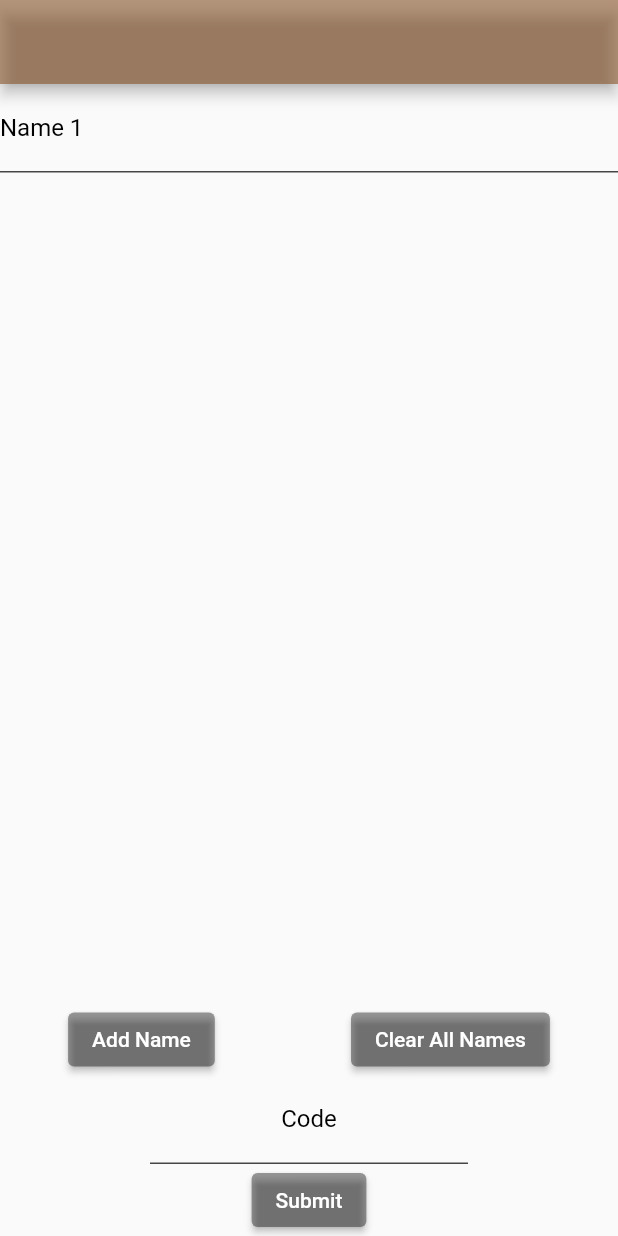
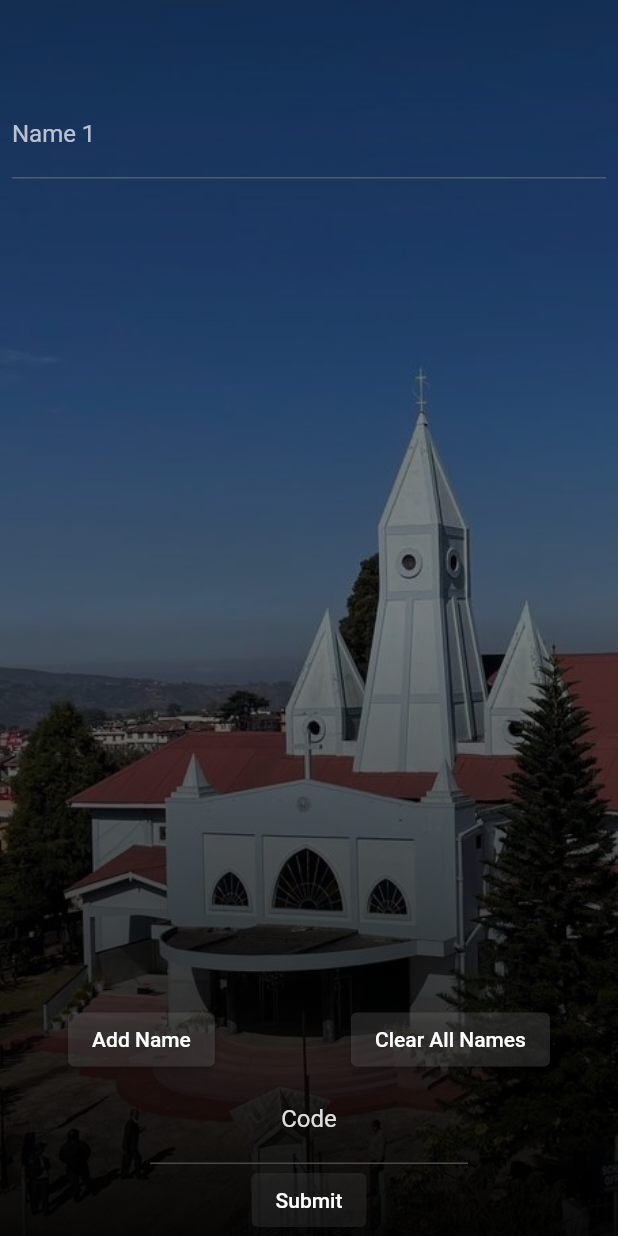
Before and after one commit to aceviper404/voting-app, a Flutter app: the screen it shows after launch, on a phone screen of 412 x 824 dp. Run offline on Flutter 3.47's test engine with Material 2 defaults, Android fonts, the phone set to English and light mode, and no system bars; our stand-ins replace shared_preferences.

Commit message:
added background image and improved UI

```diff
--- a/lib/main.dart
+++ b/lib/main.dart
@@ -13,6 +13,7 @@ class MyApp extends StatelessWidget {
   Widget build(BuildContext context) {
     return MaterialApp(
       // title: 'Voting App',
+      debugShowCheckedModeBanner: false,
       theme: ThemeData(
           primaryColor: Colors.white,
           inputDecorationTheme: const InputDecorationTheme(
@@ -122,9 +123,13 @@ class _HomePageState extends State<HomePage> {
 
   @override
   Widget build(BuildContext context) {
-    return Scaffold(
+    return BackgroundImageWidget(
+      image: const AssetImage('assets/image1.jpeg'),
+      child: Scaffold(
+        backgroundColor: Colors.transparent,
         appBar: AppBar(
-        backgroundColor: Color.fromARGB(144, 131, 77, 33),
+          backgroundColor: Colors.transparent,
+          elevation: 0,
         ),
         body: Form(
           key: _formKey,
@@ -137,17 +142,21 @@ class _HomePageState extends State<HomePage> {
                     return Row(
                       children: [
                         Expanded(
+                          child: Padding(
+                            padding: const EdgeInsets.fromLTRB(8, 4, 8, 4),
                             child: TextFormField(
+                              style: TextStyle(color: Color.fromARGB(213, 255, 255, 255)),
                               controller: _nameControllers[index],
                               decoration: InputDecoration(
                                 labelText: 'Name ${index + 1}',
+                                labelStyle: const TextStyle(color: Colors.white70),
                                 enabledBorder: const UnderlineInputBorder(
                                   borderSide: BorderSide(
-                                  color: Color.fromARGB(255, 70, 70, 70)),
+                                      color: Color.fromARGB(255, 78, 96, 99)),
                                 ),
                                 focusedBorder: const UnderlineInputBorder(
                                   borderSide: BorderSide(
-                                  color: Color.fromARGB(255, 112, 112, 112)),
+                                      color: Color.fromARGB(255, 158, 158, 158)),
                                 ),
                               ),
                               onChanged: (value) {
@@ -164,9 +173,11 @@ class _HomePageState extends State<HomePage> {
                               },
                             ),
                           ),
+                        ),
                         if (index > 0)
                           IconButton(
                             icon: const Icon(Icons.close),
+                            color: Color.fromARGB(70, 180, 180, 180),
                             onPressed: () {
                               // Remove the name controller from the list
                               _saveData();
@@ -190,11 +201,13 @@ class _HomePageState extends State<HomePage> {
                         _nameControllers.add(TextEditingController());
                       });
                     },
-                  style: ElevatedButton.styleFrom(backgroundColor: Colors.black38),
+                    style: ElevatedButton.styleFrom(
+                        backgroundColor: Color.fromARGB(50, 151, 151, 151)),
                     child: const Text('Add Name'),
                   ),
                   ElevatedButton(
-                  style: ElevatedButton.styleFrom(backgroundColor: Colors.black38),
+                    style: ElevatedButton.styleFrom(
+                        backgroundColor: Color.fromARGB(50, 151, 151, 151)),
                     child: Text('Clear All Names'),
                     onPressed: () {
                       setState(() {
@@ -208,14 +221,15 @@ class _HomePageState extends State<HomePage> {
               Padding(
                 padding: const EdgeInsets.symmetric(horizontal: 100.0),
                 child: TextFormField(
+                  style: TextStyle(color: Color.fromARGB(255, 228, 228, 228)),
                   controller: _codeController,
-                keyboardType:
-                    TextInputType.number,
+                  keyboardType: TextInputType.number,
                   textAlign: TextAlign.center, // Set keyboard type to number
                   decoration: const InputDecoration(
                     label: Center(
                       child: Text('Code'),
                     ),
+                    labelStyle: TextStyle(color: Color.fromARGB(220, 255, 255, 255)),
                     enabledBorder: UnderlineInputBorder(
                       borderSide:
                           BorderSide(color: Color.fromARGB(255, 70, 70, 70)),
@@ -235,7 +249,6 @@ class _HomePageState extends State<HomePage> {
                   },
                 ),
               ),
-
               ElevatedButton(
                 onPressed: () async {
                   // Clear the namesSet
@@ -245,7 +258,8 @@ class _HomePageState extends State<HomePage> {
                     _formKey.currentState!.save();
                     _saveData();
                     // Send the name and code to the backend server
-                  var codeExists = await checkCodeExists(_codeController.text);
+                    var codeExists =
+                        await checkCodeExists(_codeController.text);
                     if (!codeExists) {
                       // Show the floating dialogue
                       showDialog(
@@ -291,7 +305,8 @@ class _HomePageState extends State<HomePage> {
                         'names': _nameControllers.map((c) => c.text).toList(),
                       });
                       final response = await http.post(
-                      Uri.parse('http://flutter-voting-app.herokuapp.com/vote'),
+                        Uri.parse(
+                            'http://flutter-voting-app.herokuapp.com/vote'),
                         headers: {'Content-Type': 'application/json'},
                         body: namesJson,
                       );
@@ -308,12 +323,54 @@ class _HomePageState extends State<HomePage> {
                     }
                   }
                 },
-              style: ElevatedButton.styleFrom(backgroundColor: Colors.black38),
+                style:
+                    ElevatedButton.styleFrom(backgroundColor: Color.fromARGB(49, 99, 99, 99)),
                 child: const Text('Submit'),
               ),
             ],
           ),
         ),
+      ),
     );
   }
 }
+
+class BackgroundImageWidget extends StatelessWidget {
+  final Widget child;
+  final ImageProvider image;
+
+  const BackgroundImageWidget({
+    Key? key,
+    required this.image,
+    required this.child,
+  }) : super(key: key);
+
+  Widget buildBackground() {
+    return ShaderMask(
+      shaderCallback: (bounds) => LinearGradient(
+        colors: [Colors.black38, Color.fromARGB(242, 0, 0, 0)],
+        begin: Alignment.center,
+        end: Alignment.bottomCenter,
+      ).createShader(bounds),
+      blendMode: BlendMode.darken,
+      child: Container(
+        decoration: BoxDecoration(
+            image: DecorationImage(
+                image: image,
+                fit: BoxFit.cover,
+                colorFilter: ColorFilter.mode(
+                  Colors.black.withOpacity(0.2),
+                  BlendMode.darken,
+                ))),
+      ),
+    );
+  }
+
+  @override
+  Widget build(BuildContext context) {
+    return Stack(children: [
+      buildBackground(),
+      child,
+    ]);
+  }
+}
--- a/pubspec.yaml
+++ b/pubspec.yaml
@@ -64,7 +64,8 @@ flutter:
   uses-material-design: true
 
   # To add assets to your application, add an assets section, like this:
-  # assets:
+  assets:
+    - assets/
   #   - images/a_dot_burr.jpeg
   #   - images/a_dot_ham.jpeg
 
```
Also changed, not shown: assets/image1.jpeg (added). Lines whose indentation alone changed are shown as unchanged.
